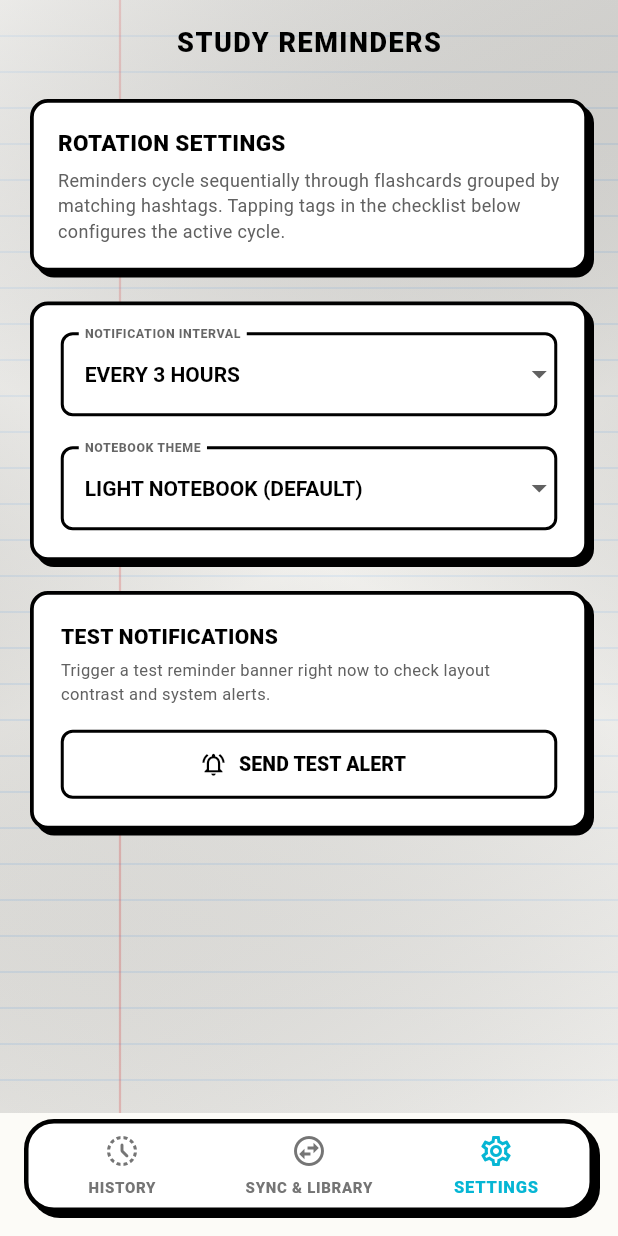
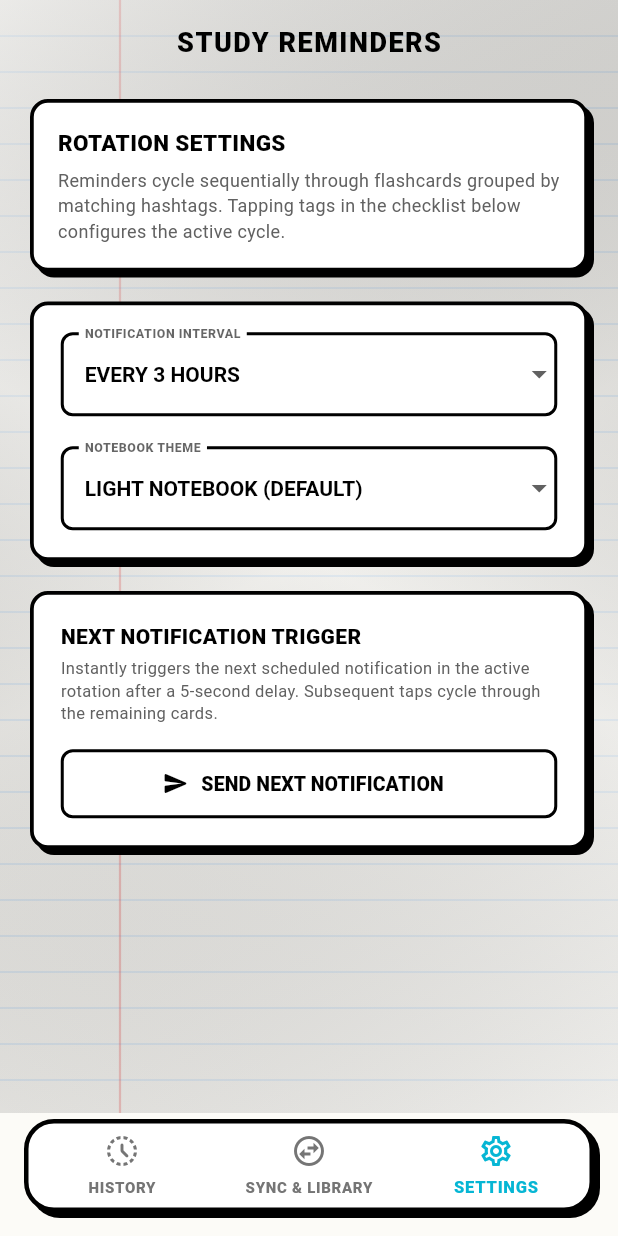
Before and after one commit to V3NK47XD/MindLoop, a Flutter app: the screen it shows after launch, item 3 of the bottom bar chosen, on a phone screen of 412 x 824 dp. Run offline on Flutter 3.47's test engine with Material 3 defaults, Android fonts, the phone set to English and light mode, and no system bars; our stand-ins replace flutter_local_notifications, flutter_markdown, flutter_timezone, shared_preferences, sqflite, timezone; missing offline and left inert: flutter_math_fork, mobile_scanner; accounts and stored records are empty.

Commit message:
feat: display active notification tag in settings and convert test alert button to send next notification button with 5s delay

```diff
--- a/mobile/lib/views/notifications_view.dart
+++ b/mobile/lib/views/notifications_view.dart
@@ -131,6 +131,15 @@ class _NotificationsViewState extends State<NotificationsView> {
     await _loadSettingsAndChecklist();
   }
 
+  String? get _activeTag {
+    for (final tag in _shuffledTags) {
+      if (!_completedTags.contains(tag)) {
+        return tag;
+      }
+    }
+    return _shuffledTags.isNotEmpty ? _shuffledTags.first : null;
+  }
+
   @override
   Widget build(BuildContext context) {
     final isDark = Theme.of(context).brightness == Brightness.dark;
@@ -138,6 +147,8 @@ class _NotificationsViewState extends State<NotificationsView> {
     final panelBg = isDark ? const Color(0xFF111827) : Colors.white;
     final borderColor = isDark ? Colors.white : Colors.black;
     final shadowColor = isDark ? Colors.white.withOpacity(0.1) : Colors.black.withOpacity(0.15);
+
+    final activeTag = _activeTag;
 
     return Scaffold(
       extendBodyBehindAppBar: true,
@@ -314,12 +325,58 @@ class _NotificationsViewState extends State<NotificationsView> {
                                   minHeight: 8,
                                 ),
                               ),
+                              if (activeTag != null) ...[
+                                const SizedBox(height: 14),
+                                Container(
+                                  width: double.infinity,
+                                  padding: const EdgeInsets.symmetric(horizontal: 14, vertical: 10),
+                                  decoration: BoxDecoration(
+                                    color: isDark ? Colors.cyan.withOpacity(0.15) : const Color(0xFF06B6D4).withOpacity(0.12),
+                                    borderRadius: BorderRadius.circular(8),
+                                    border: Border.all(
+                                      color: isDark ? Colors.cyan : const Color(0xFF06B6D4),
+                                      width: 2.0,
+                                    ),
+                                  ),
+                                  child: Row(
+                                    children: [
+                                      const Icon(Icons.notifications_active_rounded, color: Colors.cyan, size: 20),
+                                      const SizedBox(width: 8),
+                                      Text(
+                                        'NEXT NOTIFICATION TAG:',
+                                        style: TextStyle(
+                                          color: textColor.withOpacity(0.7),
+                                          fontSize: 11,
+                                          fontWeight: FontWeight.w800,
+                                        ),
+                                      ),
+                                      const SizedBox(width: 8),
+                                      Container(
+                                        padding: const EdgeInsets.symmetric(horizontal: 8, vertical: 3),
+                                        decoration: BoxDecoration(
+                                          color: isDark ? Colors.cyan : const Color(0xFF06B6D4),
+                                          borderRadius: BorderRadius.circular(4),
+                                        ),
+                                        child: Text(
+                                          '#$activeTag',
+                                          style: const TextStyle(
+                                            color: Colors.black,
+                                            fontSize: 12,
+                                            fontWeight: FontWeight.w900,
+                                          ),
+                                        ),
+                                      ),
+                                    ],
+                                  ),
+                                ),
+                              ],
                               const SizedBox(height: 16),
                               Wrap(
                                 spacing: 8,
                                 runSpacing: 8,
                                 children: _shuffledTags.map((tag) {
                                   final isCompleted = _completedTags.contains(tag);
+                                  final isActive = tag == activeTag && !isCompleted;
                                   return InkWell(
                                     onTap: () => _toggleTagCompletion(tag, !isCompleted),
                                     borderRadius: BorderRadius.circular(4),
@@ -329,10 +386,14 @@ class _NotificationsViewState extends State<NotificationsView> {
                                       decoration: BoxDecoration(
                                         color: isCompleted
                                             ? Colors.green.withOpacity(0.15)
-                                            : panelBg,
+                                            : (isActive
+                                                ? (isDark ? Colors.cyan.withOpacity(0.15) : const Color(0xFF06B6D4).withOpacity(0.15))
+                                                : panelBg),
                                         borderRadius: BorderRadius.circular(4),
                                         border: Border.all(
-                                          color: isCompleted ? Colors.green : borderColor,
+                                          color: isCompleted
+                                              ? Colors.green
+                                              : (isActive ? (isDark ? Colors.cyan : const Color(0xFF06B6D4)) : borderColor),
                                           width: 2.0,
                                         ),
                                       ),
@@ -343,19 +404,34 @@ class _NotificationsViewState extends State<NotificationsView> {
                                             isCompleted
                                                 ? Icons.check_box
                                                 : Icons.check_box_outline_blank,
-                                            color: isCompleted ? Colors.green : textColor.withOpacity(0.6),
+                                            color: isCompleted
+                                                ? Colors.green
+                                                : (isActive ? Colors.cyan : textColor.withOpacity(0.6)),
                                             size: 16,
                                           ),
                                           const SizedBox(width: 6),
                                           Text(
                                             '#$tag',
                                             style: TextStyle(
-                                              color: isCompleted ? Colors.green : textColor,
+                                              color: isCompleted
+                                                  ? Colors.green
+                                                  : (isActive ? (isDark ? Colors.cyan : const Color(0xFF0891B2)) : textColor),
                                               fontSize: 12,
                                               fontWeight: FontWeight.w900,
                                               decoration: isCompleted ? TextDecoration.lineThrough : null,
                                             ),
                                           ),
+                                          if (isActive) ...[
+                                            const SizedBox(width: 4),
+                                            Text(
+                                              '(NEXT)',
+                                              style: TextStyle(
+                                                color: isDark ? Colors.cyan : const Color(0xFF0891B2),
+                                                fontSize: 10,
+                                                fontWeight: FontWeight.w900,
+                                              ),
+                                            ),
+                                          ],
                                         ],
                                       ),
                                     ),
@@ -368,7 +444,7 @@ class _NotificationsViewState extends State<NotificationsView> {
                         const SizedBox(height: 20),
                       ],
 
-                      // Test Notification Action Card
+                      // Next Notification Action Card
                       Container(
                         width: double.infinity,
                         padding: const EdgeInsets.all(18),
@@ -384,22 +460,22 @@ class _NotificationsViewState extends State<NotificationsView> {
                           crossAxisAlignment: CrossAxisAlignment.start,
                           children: [
                             Text(
-                              'TEST NOTIFICATIONS',
+                              'NEXT NOTIFICATION TRIGGER',
                               style: TextStyle(color: textColor, fontSize: 14, fontWeight: FontWeight.w900),
                             ),
                             const SizedBox(height: 4),
                             Text(
-                              'Trigger a test reminder banner right now to check layout contrast and system alerts.',
-                              style: TextStyle(color: isDark ? Colors.grey[400] : Colors.grey[700], fontSize: 11),
+                              'Instantly triggers the next scheduled notification in the active rotation after a 5-second delay. Subsequent taps cycle through the remaining cards.',
+                              style: TextStyle(color: isDark ? Colors.grey[400] : Colors.grey[700], fontSize: 11, height: 1.4),
                             ),
                             const SizedBox(height: 16),
                             SizedBox(
                               width: double.infinity,
                               height: 46,
                               child: ElevatedButton.icon(
-                                icon: Icon(Icons.notifications_active_outlined, color: textColor),
+                                icon: Icon(Icons.send_rounded, color: textColor),
                                 label: Text(
-                                  'SEND TEST ALERT',
+                                  'SEND NEXT NOTIFICATION',
                                   style: TextStyle(color: textColor, fontWeight: FontWeight.w900, fontSize: 13),
                                 ),
                                 style: ElevatedButton.styleFrom(
@@ -409,26 +485,21 @@ class _NotificationsViewState extends State<NotificationsView> {
                                   shape: RoundedRectangleBorder(borderRadius: BorderRadius.circular(8)),
                                 ),
                                 onPressed: () async {
-                                  final cards = await StorageService().getAllCards();
-                                  if (cards.isEmpty) {
+                                  final card = await _notificationService.scheduleNextNotificationAfter5Seconds();
+                                  if (card == null) {
                                     if (mounted) {
                                       ScaffoldMessenger.of(context).showSnackBar(
-                                        const SnackBar(content: Text('Please sync some flashcards first to run a test.')),
+                                        const SnackBar(content: Text('Please sync or create flashcards first.')),
                                       );
                                     }
                                     return;
                                   }
-                                  final firstCard = cards.first;
-                                  await _notificationService.scheduleTestNotificationAfter5Seconds(
-                                    'MindLoop Review!',
-                                    firstCard.question,
-                                    firstCard.id,
-                                  );
                                   if (mounted) {
+                                    final tagLabel = card.tags.isNotEmpty ? '#${card.tags.first}' : '';
                                     ScaffoldMessenger.of(context).showSnackBar(
-                                      const SnackBar(
-                                        content: Text('Test notification scheduled! Close the app now to test background delivery. Firing in 5s...'),
-                                        duration: Duration(seconds: 4),
+                                      SnackBar(
+                                        content: Text('Next notification ($tagLabel) scheduled! Firing in 5 seconds...'),
+                                        duration: const Duration(seconds: 4),
                                       ),
                                     );
                                   }
```
Also changed, not shown: mobile/lib/services/notification_service.dart (+92 -11 lines).
